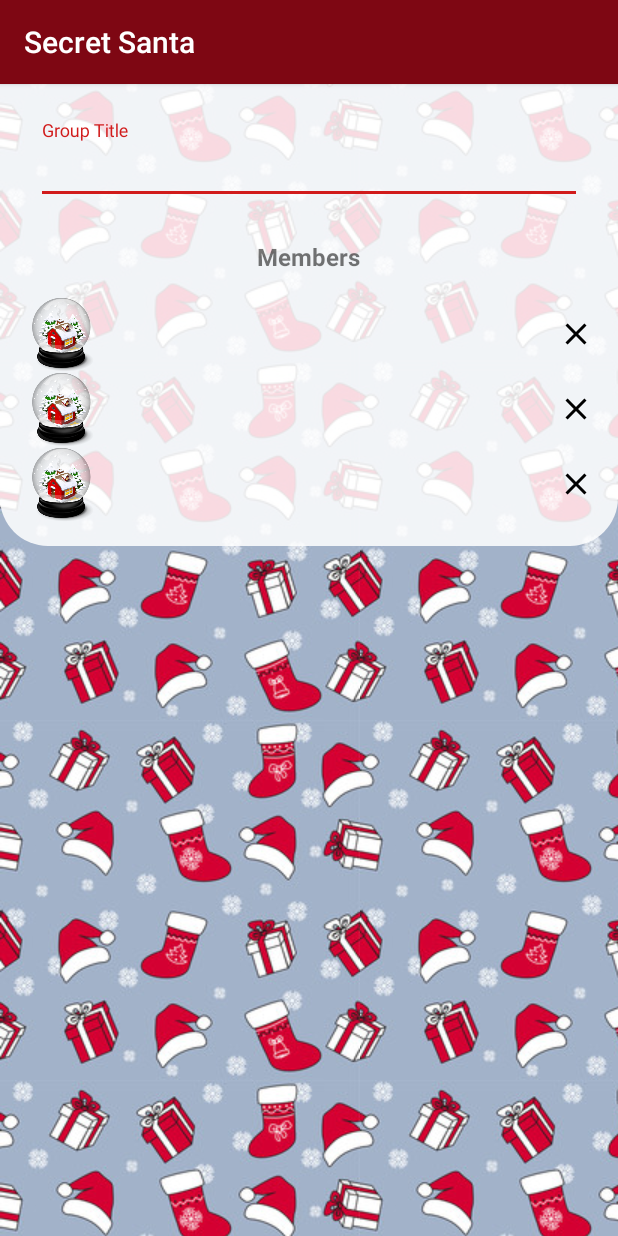
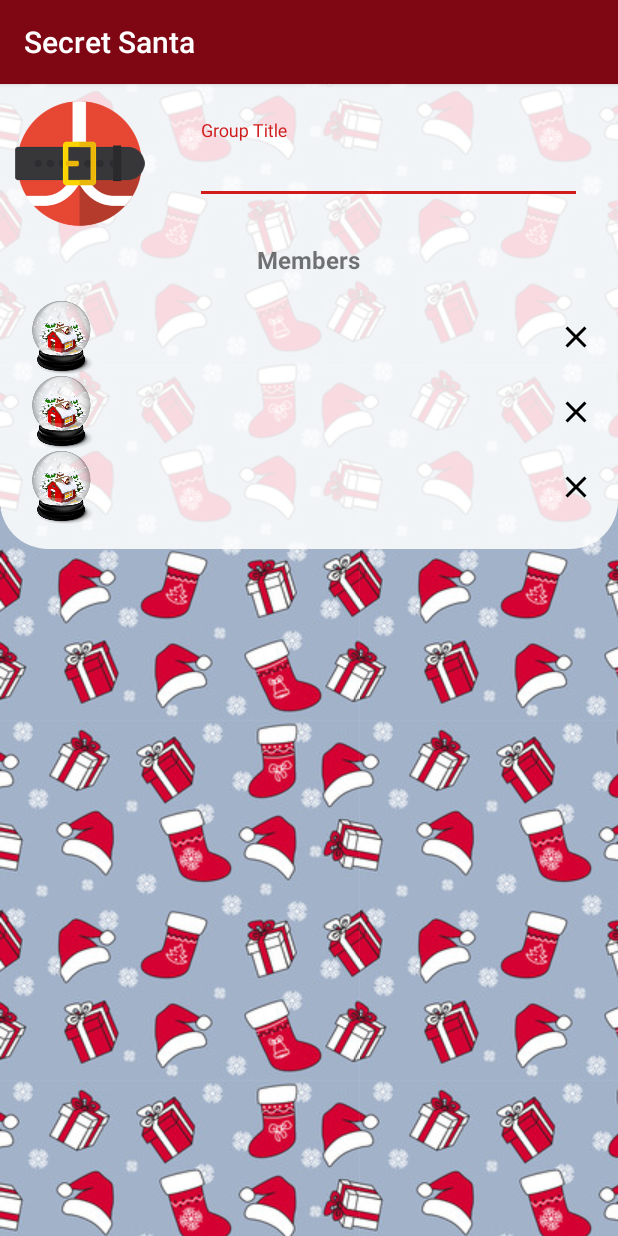
Before and after one commit to duckonmoon/secret-santa-app, an Android app: the layout create_group_activity.xml on its own in the app's theme, with its tools: preview values and no code run, on a phone screen of 412 x 824 dp. Run offline under Robolectric (Android 15) with nearby library versions, the phone set to English and light mode, and no system bars.

Commit message:
added image support

```diff
--- a/app/src/main/res/layout/create_group_activity.xml
+++ b/app/src/main/res/layout/create_group_activity.xml
@@ -3,6 +3,7 @@
     xmlns:tools="http://schemas.android.com/tools"
     android:layout_width="match_parent"
     android:layout_height="match_parent"
+    xmlns:app="http://schemas.android.com/apk/res-auto"
     android:background="@drawable/christmas_image"
     tools:context=".activity.CreateGroupActivity">
 
@@ -19,6 +20,21 @@
             android:layout_width="match_parent"
             android:layout_height="wrap_content" />
 
+
+        <LinearLayout
+            android:layout_width="match_parent"
+            android:layout_height="wrap_content"
+            android:orientation="horizontal">
+
+
+            <de.hdodenhof.circleimageview.CircleImageView
+                android:id="@+id/group_image"
+                android:layout_width="90dp"
+                android:layout_height="90dp"
+                android:layout_gravity="center_vertical"
+                android:layout_margin="@dimen/nav_header_vertical_spacing"
+                android:src="@drawable/santaa" />
+
             <android.support.design.widget.TextInputLayout
                 android:layout_width="match_parent"
                 android:layout_height="wrap_content"
@@ -31,6 +47,10 @@
                     android:hint="@string/group_name"
                     android:inputType="text" />
             </android.support.design.widget.TextInputLayout>
+
+
+        </LinearLayout>
+
 
         <TextView
             android:layout_width="wrap_content"
--- a/app/src/main/res/layout/group_details_tool_bar.xml
+++ b/app/src/main/res/layout/group_details_tool_bar.xml
@@ -9,8 +9,9 @@
     app:title="">
 
     <ImageView
-        android:layout_width="wrap_content"
-        android:layout_height="wrap_content"
+        android:layout_width="50dp"
+        android:layout_height="50dp"
+        android:id="@+id/group_image"
         android:src="@mipmap/ic_christmas_house" />
 
     <LinearLayout
```
Also changed, not shown: app/src/main/java/com/softserveinc/test/secretsanta/activity/CreateGroupActivity.kt (+63 -24 lines), app/src/main/java/com/softserveinc/test/secretsanta/activity/GroupDetailActivity.kt (+13 -0 lines), app/src/main/java/com/softserveinc/test/secretsanta/activity/MyWishListActivity.kt (+14 -0 lines), app/src/main/java/com/softserveinc/test/secretsanta/activity/WishListActivity.kt (+13 -0 lines), app/src/main/java/com/softserveinc/test/secretsanta/adapter/SimpleGroupAdapter.kt (+12 -1 lines), app/src/main/java/com/softserveinc/test/secretsanta/entity/Group.kt (+1 -0 lines), app/src/main/java/com/softserveinc/test/secretsanta/entity/GroupFull.kt (+1 -0 lines), app/src/main/java/com/softserveinc/test/secretsanta/service/FirebaseService.kt (+8 -6 lines), app/src/main/java/com/softserveinc/test/secretsanta/viewmodel/MembersViewModel.kt (+1 -0 lines). Lines whose indentation alone changed are shown as unchanged.
